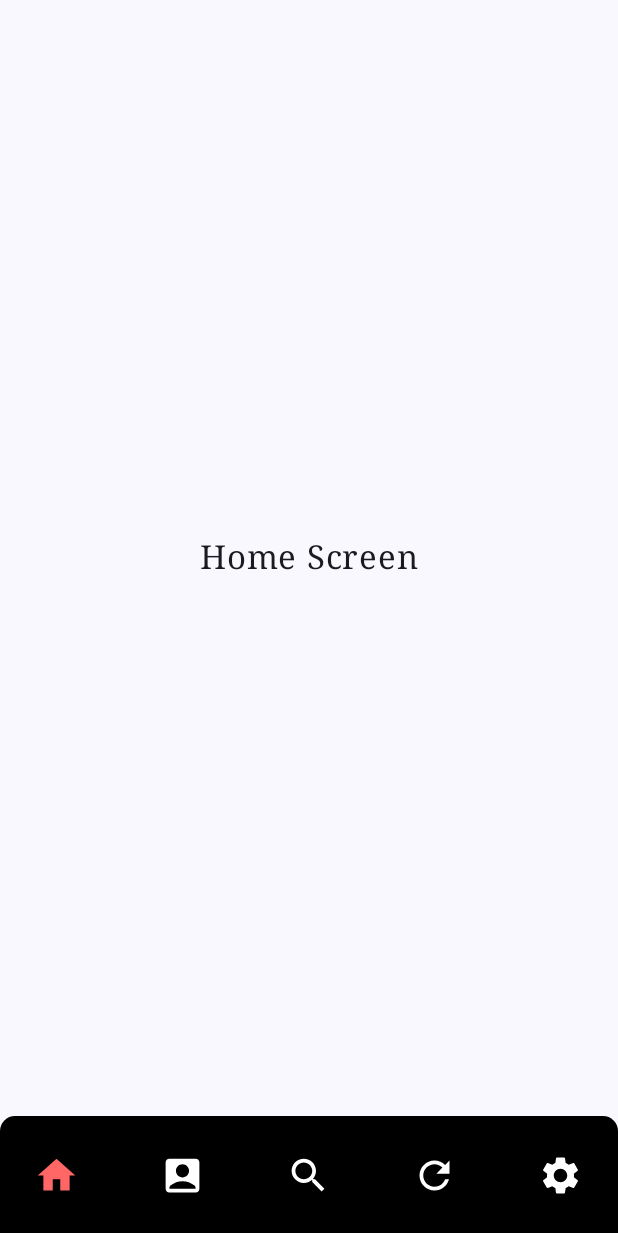
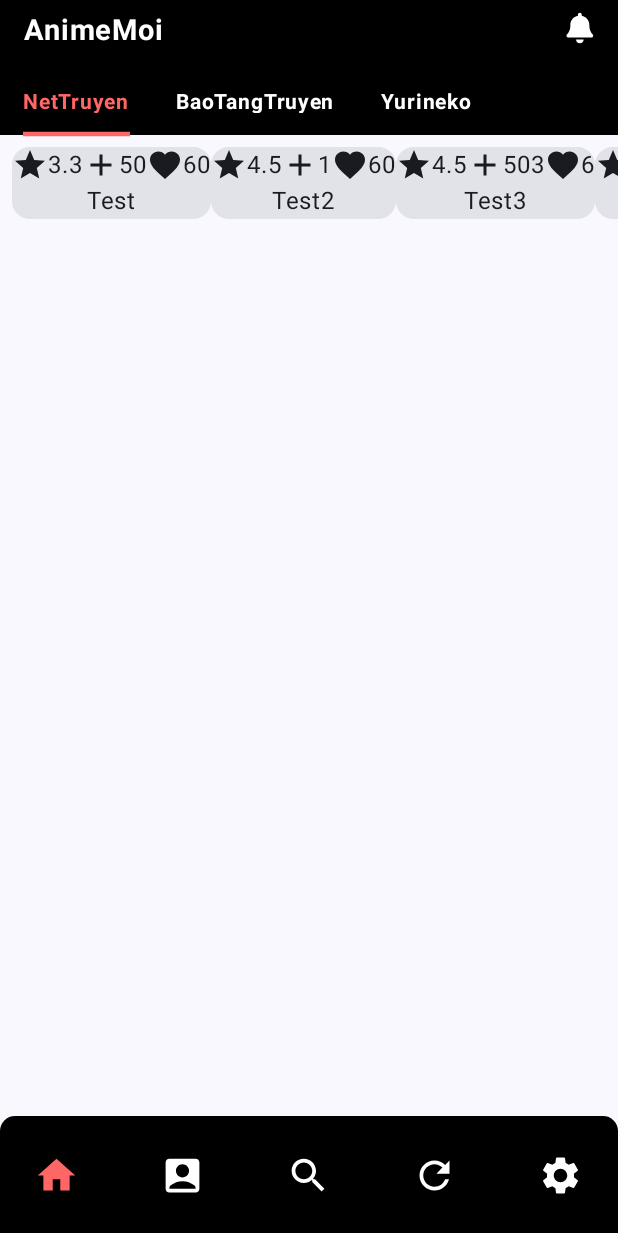
Before and after one commit to AnimeMoi/AnimeMoiApp, an Android app built with Jetpack Compose: the screen it shows after launch (MainActivity), on a phone screen of 412 x 824 dp. Shown: the top 1233 px of the screen. Run offline under Robolectric (Android 15) with nearby library versions, the light colour scheme and no system bars; pictures from the network do not load.

Commit message:
Create component comic

```diff
--- a/app/src/main/AndroidManifest.xml
+++ b/app/src/main/AndroidManifest.xml
@@ -1,6 +1,8 @@
 <?xml version="1.0" encoding="utf-8"?>
 <manifest xmlns:android="http://schemas.android.com/apk/res/android"
     xmlns:tools="http://schemas.android.com/tools">
+
+    <uses-permission android:name="android.permission.INTERNET" />
 
     <application
         android:allowBackup="true"
@@ -12,6 +14,7 @@
         android:supportsRtl="true"
         android:theme="@style/Theme.AnimeMoi_App"
         tools:targetApi="31">
+
         <activity
             android:name=".MainActivity"
             android:exported="true"
--- a/app/src/main/java/com/example/animemoi_app/MainActivity.kt
+++ b/app/src/main/java/com/example/animemoi_app/MainActivity.kt
@@ -11,8 +11,6 @@ class MainActivity : ComponentActivity() {
         super.onCreate(savedInstanceState)
         setContent {
             AnimeMoi_AppTheme {
-                // A surface container using the 'background' color from the theme
-
                AppNavigation()
             }
         }
--- a/app/src/main/java/com/example/animemoi_app/common/ListSourceComic.kt
+++ b/app/src/main/java/com/example/animemoi_app/common/ListSourceComic.kt
@@ -35,8 +35,8 @@ fun ListSourceComic(sources: List<String>) {
     ) {
         items(sources) { item ->
             Source(
-                source = item,
-                isSelect = selectedSourceIndex == sources.indexOf(item)) {
+                source = item, isSelect = selectedSourceIndex == sources.indexOf(item)
+            ) {
                 selectedSourceIndex = sources.indexOf(item)
             }
         }
@@ -47,13 +47,13 @@ fun ListSourceComic(sources: List<String>) {
 fun Source(source: String, isSelect: Boolean, onClick: () -> Unit) {
     Surface(
         onClick = onClick,
-        color = Color.Transparent ,
+        color = Color.Transparent,
         modifier = Modifier
             .fillMaxHeight()
             .padding(15.dp)
             .drawBehind {
                 drawLine(
-                    color = if (isSelect) Color(0xFFFF6666) else Color.Transparent ,
+                    color = if (isSelect) Color(0xFFFF6666) else Color.Transparent,
                     start = Offset(0f, size.height),
                     end = Offset(size.width, size.height),
                     strokeWidth = 3.dp.toPx()
@@ -62,11 +62,10 @@ fun Source(source: String, isSelect: Boolean, onClick: () -> Unit) {
     ) {
         Text(
             text = source,
-            color = if (isSelect) Color(0xFFFF6666) else Color.White ,
+            color = if (isSelect) Color(0xFFFF6666) else Color.White,
             fontSize = 14.sp,
             fontWeight = FontWeight.Bold,
-            modifier = Modifier
-                .fillMaxSize(),
+            modifier = Modifier.fillMaxSize(),
         )
     }
 }
@@ -74,6 +73,6 @@ fun Source(source: String, isSelect: Boolean, onClick: () -> Unit) {
 @Preview
 @Composable
 fun PreviewListSourceComic() {
-    val sources = listOf("Nettruyen", "BaoTangTruyen", "Yurineko")
+    val sources = listOf("NetTruyen", "BaoTangTruyen", "Yurineko")
     ListSourceComic(sources)
 }
--- /dev/null
+++ b/app/src/main/java/com/example/animemoi_app/common/comic/Comic.kt
@@ -0,0 +1,76 @@
+package com.example.animemoi_app.common.comic
+
+import androidx.compose.foundation.background
+import androidx.compose.foundation.layout.Arrangement
+import androidx.compose.foundation.layout.Row
+import androidx.compose.material.icons.Icons
+import androidx.compose.material.icons.filled.Add
+import androidx.compose.material.icons.filled.Favorite
+import androidx.compose.material.icons.filled.Star
+import androidx.compose.material3.Card
+import androidx.compose.material3.Icon
+import androidx.compose.material3.Text
+import androidx.compose.runtime.Composable
+import androidx.compose.ui.Alignment
+import androidx.compose.ui.Modifier
+import androidx.compose.ui.graphics.Color
+import androidx.compose.ui.layout.ContentScale
+import androidx.compose.ui.platform.LocalContext
+import androidx.compose.ui.tooling.preview.Preview
+import coil.compose.AsyncImage
+import coil.request.ImageRequest
+
+@Composable
+fun Comic(
+    imageUrl: String,
+    name: String,
+    moreInfo: Boolean,
+    star: Float = 4.5F,
+    views: Int = 0,
+    follow: Int = 0
+) {
+    Card(modifier = Modifier.background(Color.Transparent)) {
+        AsyncImage(
+            model = ImageRequest.Builder(LocalContext.current).data(imageUrl).crossfade(true)
+                .build(),
+            contentDescription = null,
+            contentScale = ContentScale.Fit,
+        )
+        Card(
+            modifier = Modifier.align(Alignment.CenterHorizontally)
+        ) {
+            Row(
+                horizontalArrangement = Arrangement.SpaceAround,
+            ) {
+                Row {
+                    Icon(Icons.Default.Star, contentDescription = null)
+                    Text(star.toString())
+                }
+                Row {
+                    Icon(Icons.Default.Add, contentDescription = null)
+                    Text(views.toString())
+                }
+                Row {
+                    Icon(Icons.Default.Favorite, contentDescription = null)
+                    Text(follow.toString())
+                }
+            }
+        }
+        Text(
+            text = name,
+            modifier = Modifier
+                .background(Color.Transparent)
+                .align(Alignment.CenterHorizontally)
+        )
+    }
+}
+
+@Preview
+@Composable
+fun ComicPreview() {
+    Comic(
+        "https://www.nettruyenup.vn/images/comics/tho-san-hang-s-khong-muon-tro-thanh-ac-nu.jpg",
+        name = "Test",
+        moreInfo = false
+    )
+}
--- /dev/null
+++ b/app/src/main/java/com/example/animemoi_app/common/comic/ComicRow.kt
@@ -0,0 +1,49 @@
+package com.example.animemoi_app.common.comic
+
+import androidx.compose.foundation.layout.Arrangement
+import androidx.compose.foundation.layout.PaddingValues
+import androidx.compose.foundation.lazy.LazyRow
+import androidx.compose.runtime.Composable
+import androidx.compose.ui.unit.dp
+
+@Composable
+fun ComicRow() {
+    LazyRow(
+        horizontalArrangement = Arrangement.spacedBy(10.dp), contentPadding = PaddingValues(8.dp)
+    ) {
+        item {
+            Comic(
+                "https://www.nettruyenup.vn/images/comics/tho-san-hang-s-khong-muon-tro-thanh-ac-nu.jpg",
+                moreInfo = true,
+                name = "Test",
+                star = 3.3f,
+                views = 50,
+                follow = 60
+            )
+            Comic(
+                imageUrl = "https://www.nettruyenup.vn/images/comics/tho-san-hang-s-khong-muon-tro-thanh-ac-nu.jpg",
+                moreInfo = true,
+                name = "Test2",
+                views = 1,
+                follow = 60
+            )
+            Comic(
+                "https://www.nettruyenup.vn/images/comics/tho-san-hang-s-khong-muon-tro-thanh-ac-nu.jpg",
+                moreInfo = true,
+                name = "Test3",
+                views = 503,
+                follow = 6
+            )
+            Comic(
+                "https://www.nettruyenup.vn/images/comics/tho-san-hang-s-khong-muon-tro-thanh-ac-nu.jpg",
+                moreInfo = true,
+                name = "Test5",
+            )
+            Comic(
+                "https://www.nettruyenup.vn/images/comics/tho-san-hang-s-khong-muon-tro-thanh-ac-nu.jpg",
+                moreInfo = true,
+                name = "Tes4",
+            )
+        }
+    }
+}
--- a/app/src/main/java/com/example/animemoi_app/common/navigation/AppNavigation.kt
+++ b/app/src/main/java/com/example/animemoi_app/common/navigation/AppNavigation.kt
@@ -24,35 +24,28 @@ import androidx.navigation.compose.currentBackStackEntryAsState
 import androidx.navigation.compose.rememberNavController
 import com.example.animemoi_app.screen.CategoryScreen
 import com.example.animemoi_app.screen.HistoryScreen
-import com.example.animemoi_app.screen.HomeeScreen
+import com.example.animemoi_app.screen.HomeScreen
 import com.example.animemoi_app.screen.SearchScreen
 import com.example.animemoi_app.screen.SettingScreen
 
 
 @Composable
 fun AppNavigation() {
-    val navController : NavHostController = rememberNavController()
-    Scaffold (
-        bottomBar = {
-            NavigationBar (
-                containerColor = Color.Black,
-                modifier = Modifier
-                    .graphicsLayer {
+    val navController: NavHostController = rememberNavController()
+    Scaffold(bottomBar = {
+        NavigationBar(containerColor = Color.Black, modifier = Modifier.graphicsLayer {
                 shape = RoundedCornerShape(
-                            topEnd = 10.dp,
-                            topStart = 10.dp
+                    topEnd = 10.dp, topStart = 10.dp
                 )
                 clip = true
-                    }
-            ){
+            }) {
             val navBackStackEntry by navController.currentBackStackEntryAsState()
             val currentDestination = navBackStackEntry?.destination
-                listOfNavItem.forEach{navItem ->
-                    NavigationBarItem(
-                            selected = currentDestination?.hierarchy?.any{it.route == navItem.route} == true,
+            listOfNavItem.forEach { navItem ->
+                NavigationBarItem(selected = currentDestination?.hierarchy?.any { it.route == navItem.route } == true,
                     onClick = {
-                                      navController.navigate(navItem.route){
-                                          popUpTo(navController.graph.findStartDestination().id){
+                        navController.navigate(navItem.route) {
+                            popUpTo(navController.graph.findStartDestination().id) {
                                 saveState = true
                             }
                             launchSingleTop = true
@@ -68,7 +61,8 @@ fun AppNavigation() {
                                 .padding(2.dp)
                                 .size(30.dp)// Thêm padding cho biểu tượng
 
-                                )},
+                        )
+                    },
                     colors = NavigationBarItemDefaults.colors(
                         selectedIconColor = Color(0xFFFF6666),
                         unselectedIconColor = Color.White,
@@ -77,27 +71,25 @@ fun AppNavigation() {
                 )
             }
         }
-        }
-    ){paddingValues : PaddingValues ->
+    }) { paddingValues: PaddingValues ->
         NavHost(
             navController = navController,
-            startDestination = Screens.HomeeScreen.name,
-            modifier = Modifier
-                .padding(paddingValues)
-            ){
-            composable(route = Screens.HomeeScreen.name){
-                HomeeScreen()
+            startDestination = Screens.HomeScreen.name,
+            modifier = Modifier.padding(paddingValues)
+        ) {
+            composable(route = Screens.HomeScreen.name) {
+                HomeScreen()
             }
-            composable(route = Screens.SearchScreen.name){
+            composable(route = Screens.SearchScreen.name) {
                 SearchScreen()
             }
-            composable(route = Screens.HistoryScreen.name){
+            composable(route = Screens.HistoryScreen.name) {
                 HistoryScreen()
             }
-            composable(route = Screens.SettingScreen.name){
+            composable(route = Screens.SettingScreen.name) {
                 SettingScreen()
             }
-            composable(route = Screens.CategoryScreen.name){
+            composable(route = Screens.CategoryScreen.name) {
                 CategoryScreen()
             }
         }
--- a/app/src/main/java/com/example/animemoi_app/common/navigation/Screens.kt
+++ b/app/src/main/java/com/example/animemoi_app/common/navigation/Screens.kt
@@ -1,7 +1,7 @@
 package com.example.animemoi_app.common.navigation
 
 enum class Screens {
-    HomeeScreen,
+    HomeScreen,
     HistoryScreen,
     SearchScreen,
     SettingScreen,
--- a/app/src/main/java/com/example/animemoi_app/common/navigation/navBar.kt
+++ b/app/src/main/java/com/example/animemoi_app/common/navigation/navBar.kt
@@ -10,36 +10,23 @@ import androidx.compose.ui.graphics.vector.ImageVector
 
 
 data class NavItem(
-    val label: String,
-    val icon: ImageVector,
-    val route: String
+    val label: String, val icon: ImageVector, val route: String
 )
 
-val listOfNavItem : List<NavItem> = listOf(
-     NavItem(
-         label = "Home",
-         icon = Icons.Default.Home,
-         route = Screens.HomeeScreen.name
-     ),
+val listOfNavItem: List<NavItem> = listOf(
     NavItem(
-        label = "Category",
-        icon = Icons.Default.AccountBox,
-        route = Screens.CategoryScreen.name
-),
-    NavItem(
-        label = "Search",
-        icon = Icons.Default.Search,
-        route = Screens.SearchScreen.name
+        label = "Home", icon = Icons.Default.Home, route = Screens.HomeScreen.name
     ),
     NavItem(
-        label = "History",
-        icon = Icons.Default.Refresh,
-        route = Screens.HistoryScreen.name
+        label = "Category", icon = Icons.Default.AccountBox, route = Screens.CategoryScreen.name
     ),
     NavItem(
-        label = "Settings",
-        icon = Icons.Default.Settings,
-        route = Screens.SettingScreen.name
+        label = "Search", icon = Icons.Default.Search, route = Screens.SearchScreen.name
     ),
-
-)
+    NavItem(
+        label = "History", icon = Icons.Default.Refresh, route = Screens.HistoryScreen.name
+    ),
+    NavItem(
+        label = "Settings", icon = Icons.Default.Settings, route = Screens.SettingScreen.name
+    ),
+    )
--- /dev/null
+++ b/app/src/main/java/com/example/animemoi_app/model/Comic.kt
@@ -0,0 +1,9 @@
+package com.example.animemoi_app.model
+
+class Comic(
+    id: Int,
+    name: String,
+    star: Float,
+    views: Int,
+    follow: Int
+)
--- a/app/src/main/java/com/example/animemoi_app/screen/HomeScreen.kt
+++ b/app/src/main/java/com/example/animemoi_app/screen/HomeScreen.kt
@@ -1,4 +1,24 @@
 package com.example.animemoi_app.screen
 
-class HomeScreen {
+import androidx.compose.foundation.layout.Column
+import androidx.compose.runtime.Composable
+import androidx.compose.ui.tooling.preview.Preview
+import com.example.animemoi_app.common.Bar
+import com.example.animemoi_app.common.ListSourceComic
+import com.example.animemoi_app.common.comic.ComicRow
+
+@Composable
+fun HomeScreen() {
+    val sources = listOf("NetTruyen", "BaoTangTruyen", "Yurineko")
+    Column {
+        Bar()
+        ListSourceComic(sources)
+        ComicRow()
+    }
 }
+
+@Preview(showSystemUi = true)
+@Composable
+fun HomeScreenPreview() {
+    HomeScreen()
+}
--- a/app/src/main/java/com/example/animemoi_app/screen/HomeeScreen.kt
+++ /dev/null
@@ -1,24 +0,0 @@
-package com.example.animemoi_app.screen
-
-import androidx.compose.foundation.layout.Box
-import androidx.compose.foundation.layout.fillMaxSize
-import androidx.compose.material3.Text
-import androidx.compose.runtime.Composable
-import androidx.compose.ui.Alignment
-import androidx.compose.ui.Modifier
-import androidx.compose.ui.text.font.FontFamily
-import androidx.compose.ui.unit.sp
-
-@Composable
-fun HomeeScreen(){
-    Box(
-        modifier = Modifier.fillMaxSize(),
-        contentAlignment = Alignment.Center
-    ){
-        Text(
-            text = "Home Screen",
-            fontFamily = FontFamily.Serif,
-            fontSize = 22.sp
-        )
-    }
-}
```
Also changed, not shown: app/build.gradle.kts (+8 -4 lines). Lines whose indentation alone changed are shown as unchanged.
